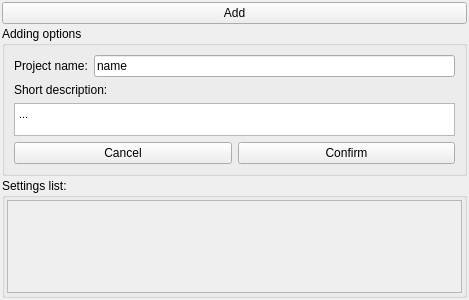
Old version of the form Sources/formsettingscontainer.ui in the repository kmkolasinski/AwesomeBump.
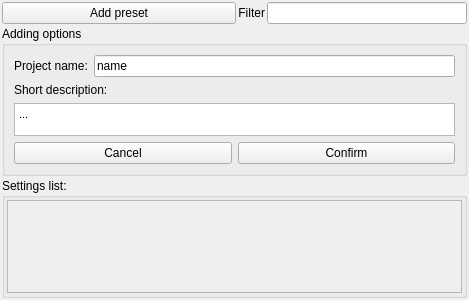
New version of the form.

```diff
--- a/Sources/formsettingscontainer.ui
+++ b/Sources/formsettingscontainer.ui
@@ -39,15 +39,57 @@
     <number>2</number>
    </property>
    <item>
+    <layout class="QGridLayout" name="gridLayout_3">
+     <item row="0" column="0">
     <widget class="QPushButton" name="pushButtonAddNew">
+       <property name="sizePolicy">
+        <sizepolicy hsizetype="Expanding" vsizetype="Fixed">
+         <horstretch>0</horstretch>
+         <verstretch>0</verstretch>
+        </sizepolicy>
+       </property>
      <property name="text">
-      <string>Add</string>
+        <string>Add preset</string>
      </property>
      <property name="checkable">
       <bool>true</bool>
      </property>
     </widget>
    </item>
+     <item row="0" column="1">
+      <widget class="QLabel" name="label_3">
+       <property name="sizePolicy">
+        <sizepolicy hsizetype="Minimum" vsizetype="Preferred">
+         <horstretch>0</horstretch>
+         <verstretch>0</verstretch>
+        </sizepolicy>
+       </property>
+       <property name="text">
+        <string>Filter</string>
+       </property>
+       <property name="alignment">
+        <set>Qt::AlignRight|Qt::AlignTrailing|Qt::AlignVCenter</set>
+       </property>
+      </widget>
+     </item>
+     <item row="0" column="2">
+      <widget class="QLineEdit" name="lineEditFilterPreset">
+       <property name="sizePolicy">
+        <sizepolicy hsizetype="Expanding" vsizetype="Fixed">
+         <horstretch>0</horstretch>
+         <verstretch>0</verstretch>
+        </sizepolicy>
+       </property>
+       <property name="maximumSize">
+        <size>
+         <width>200</width>
+         <height>16777215</height>
+        </size>
+       </property>
+      </widget>
+     </item>
+    </layout>
+   </item>
    <item>
     <widget class="QGroupBox" name="groupBoxAddingOptions">
      <property name="sizePolicy">
```
Left out of the diff: 2 changed lines with no effect on the pictures. Lines whose indentation alone changed are shown as unchanged.
